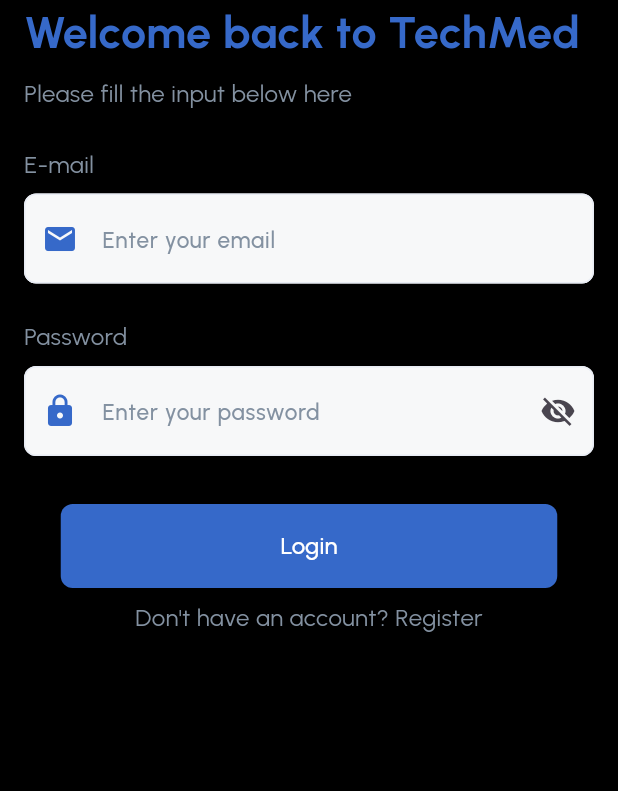
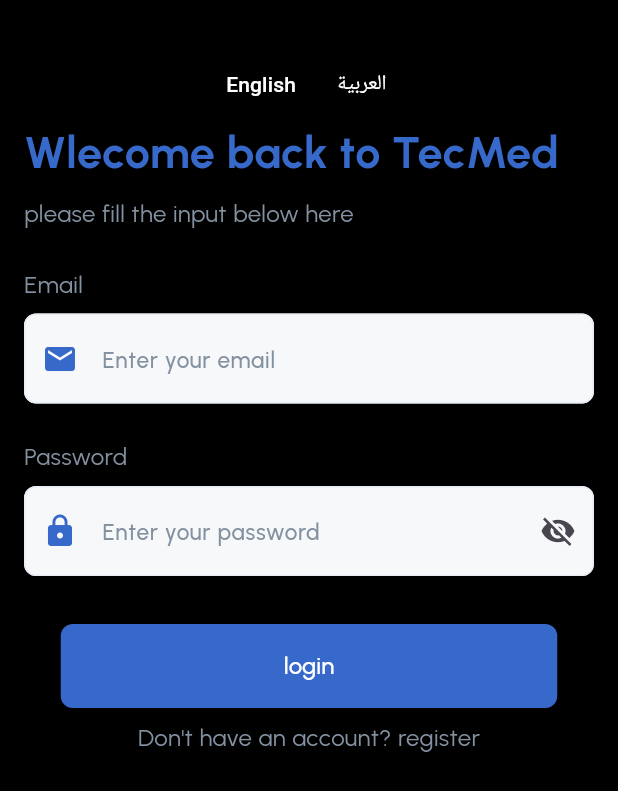
Before and after one commit to A7medMaged/techmed, a Flutter app: the screen it shows after launch, on a phone screen of 412 x 824 dp. Shown: the top 791 px of the screen. Run offline on Flutter 3.47's test engine with Material 3 defaults, Android fonts, the phone set to English and light mode, and no system bars; our stand-ins replace bloc, dartz, dio, flutter_bloc, flutter_secure_storage, get_it and 4 more; missing offline and left inert: animated_snack_bar; Roboto replaces fonts that are missing (Cairo).

Commit message:
- Add localization support with English and Arabic translations

```diff
--- a/lib/core/utils/dependency_injection.dart
+++ b/lib/core/utils/dependency_injection.dart
@@ -5,6 +5,7 @@ import 'package:techmed/features/auth/data/repos/login_repo.dart';
 import 'package:techmed/features/auth/logic/login_cubit/cubit/login_cubit.dart';
 import 'package:techmed/features/auth/data/repos/register_repo.dart';
 import 'package:techmed/features/auth/logic/register_cubit/cubit/register_cubit.dart';
+import 'package:techmed/features/translation/logic/cubit/local_cubit.dart';
 
 GetIt getIt = GetIt.instance;
 
@@ -35,4 +36,6 @@ void setupDependencyInjection() {
   getIt.registerFactory(
     () => LoginCubit(getIt<LoginRepo>()),
   );
+
+  getIt.registerFactory<LocaleCubit>(() => LocaleCubit());
 }
--- /dev/null
+++ b/lib/core/widgets/language_switcher.dart
@@ -0,0 +1,34 @@
+import 'package:flutter/material.dart';
+import 'package:flutter_bloc/flutter_bloc.dart';
+import 'package:techmed/features/translation/logic/cubit/local_cubit.dart';
+
+class LanguageSwitcher extends StatelessWidget {
+  const LanguageSwitcher({super.key});
+
+  @override
+  Widget build(BuildContext context) {
+    return Row(
+      mainAxisAlignment: MainAxisAlignment.center,
+      children: [
+        TextButton(
+          onPressed: () {
+            context.read<LocaleCubit>().setLocale(const Locale('en'));
+          },
+          child: const Text(
+            'English',
+            style: TextStyle(fontFamily: "Cairo", color: Colors.white),
+          ),
+        ),
+        TextButton(
+          onPressed: () {
+            context.read<LocaleCubit>().setLocale(const Locale('ar'));
+          },
+          child: const Text(
+            'العربية',
+            style: TextStyle(fontFamily: "Cairo", color: Colors.white),
+          ),
+        ),
+      ],
+    );
+  }
+}
--- a/lib/features/auth/view/login_screen.dart
+++ b/lib/features/auth/view/login_screen.dart
@@ -10,9 +10,11 @@ import 'package:techmed/core/utils/dependency_injection.dart';
 import 'package:techmed/core/utils/storage_helper.dart';
 import 'package:techmed/core/widgets/custom_button.dart';
 import 'package:techmed/core/widgets/custom_text_field.dart';
+import 'package:techmed/core/widgets/language_switcher.dart';
 import 'package:techmed/core/widgets/spacing_widgets.dart';
 import 'package:techmed/features/auth/data/models/login_models/login_request.dart';
 import 'package:techmed/features/auth/logic/login_cubit/cubit/login_cubit.dart';
+import 'package:techmed/generated/l10n.dart';
 
 class LoginScreen extends StatefulWidget {
   const LoginScreen({super.key});
@@ -40,18 +42,20 @@ class _LoginScreenState extends State<LoginScreen> {
             child: Column(
               crossAxisAlignment: CrossAxisAlignment.start,
               children: [
+                const HeightSpace(32),
+                const LanguageSwitcher(),
                 Text(
-                  'Welcome back to TechMed',
+                  S.of(context).wlecome_back_to_TecMed,
                   style: AppStyles.primaryHeadLinesStyle,
                 ),
                 const HeightSpace(8),
                 Text(
-                  'Please fill the input below here',
+                  S.of(context).please_fill_the_input_below_here,
                   style: AppStyles.subtitlesStyles,
                 ),
                 const HeightSpace(24),
                 Text(
-                  'E-mail',
+                  S.of(context).email,
                   style: AppStyles.subtitlesStyles,
                 ),
                 const HeightSpace(8),
@@ -61,11 +65,11 @@ class _LoginScreenState extends State<LoginScreen> {
                     color: AppColors.primaryColor,
                   ),
                   controller: emailController,
-                  hintText: 'Enter your email',
+                  hintText: S.of(context).enter_your_email,
                   width: double.infinity,
                   validator: (value) {
                     if (value == null || value.isEmpty) {
-                      return 'Please enter your email';
+                      return S.of(context).please_enter_your_email;
                     }
                     return null;
                   },
@@ -93,11 +97,11 @@ class _LoginScreenState extends State<LoginScreen> {
                     ),
                   ),
                   controller: passwordController,
-                  hintText: 'Enter your password',
+                  hintText: S.of(context).enter_your_password,
                   width: double.infinity,
                   validator: (value) {
                     if (value == null || value.isEmpty && value.length < 6) {
-                      return 'Please enter your password';
+                      return S.of(context).please_enter_your_password;
                     }
                     return null;
                   },
@@ -133,7 +137,7 @@ class _LoginScreenState extends State<LoginScreen> {
                             return const CircularProgressIndicator();
                           }
                           return PrimayButtonWidget(
-                            buttonText: 'Login',
+                            buttonText: S.of(context).login,
                             buttonColor: AppColors.primaryColor,
                             onPress: () {
                               if (formKey.currentState!.validate()) {
@@ -155,7 +159,7 @@ class _LoginScreenState extends State<LoginScreen> {
                           context,
                         ).pushReplacement(AppRoutes.registerScreen),
                         child: Text(
-                          'Don\'t have an account? Register',
+                          S.of(context).dontHaveAccount,
                           style: AppStyles.subtitlesStyles,
                         ),
                       ),
--- a/lib/main.dart
+++ b/lib/main.dart
@@ -1,7 +1,12 @@
 import 'package:flutter/material.dart';
+import 'package:flutter_bloc/flutter_bloc.dart';
+import 'package:flutter_localizations/flutter_localizations.dart';
+
 import 'package:techmed/core/routing/router_generation_config.dart';
 import 'package:techmed/core/styling/theme_data.dart';
 import 'package:techmed/core/utils/dependency_injection.dart';
+import 'package:techmed/features/translation/logic/cubit/local_cubit.dart';
+import 'package:techmed/generated/l10n.dart';
 
 void main() async {
   setupDependencyInjection();
@@ -14,10 +19,25 @@ class MyApp extends StatelessWidget {
 
   @override
   Widget build(BuildContext context) {
-    return MaterialApp.router(
-      theme: AppThemes.darkTheme,
-      debugShowCheckedModeBanner: false,
-      routerConfig: RouterGenerationConfig.goRouter,
+    return BlocProvider(
+      create: (context) => getIt<LocaleCubit>(),
+      child: BlocBuilder<LocaleCubit, Locale>(
+        builder: (context, state) {
+          return MaterialApp.router(
+            theme: AppThemes.darkTheme,
+            debugShowCheckedModeBanner: false,
+            routerConfig: RouterGenerationConfig.goRouter,
+            locale: Locale(state.languageCode),
+            localizationsDelegates: const [
+              S.delegate,
+              GlobalMaterialLocalizations.delegate,
+              GlobalWidgetsLocalizations.delegate,
+              GlobalCupertinoLocalizations.delegate,
+            ],
+            supportedLocales: S.delegate.supportedLocales,
+          );
+        },
+      ),
     );
   }
 }
```
Also changed, not shown: lib/core/utils/shared_pref_helper.dart (added, +104 -0 lines), lib/features/auth/view/register_screen.dart (+26 -19 lines), lib/features/translation/logic/cubit/local_cubit.dart (added, +32 -0 lines), lib/l10n/intl_ar.arb (added, +56 -0 lines), lib/l10n/intl_en.arb (added, +56 -0 lines), pubspec.yaml (+9 -0 lines), lib/generated/intl/messages_all.dart (added), lib/generated/intl/messages_ar.dart (added), lib/generated/intl/messages_en.dart (added), lib/generated/l10n.dart (added), pubspec.lock.
